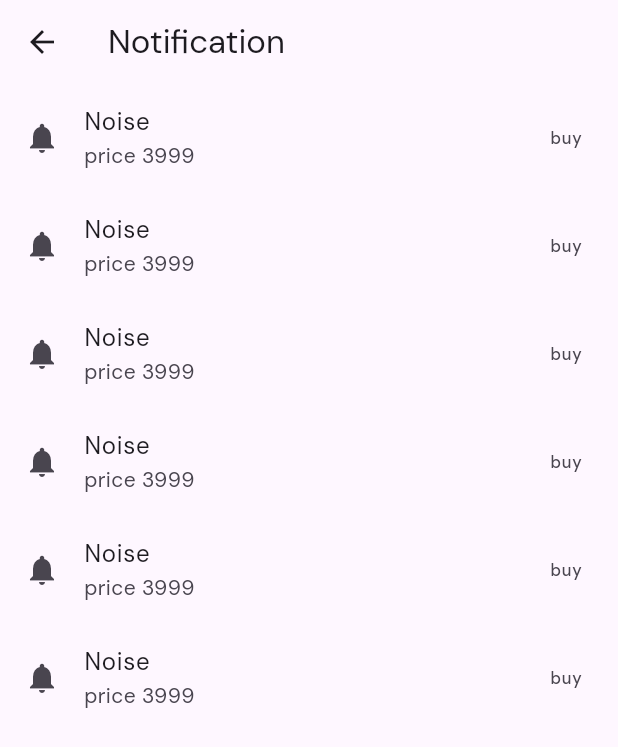
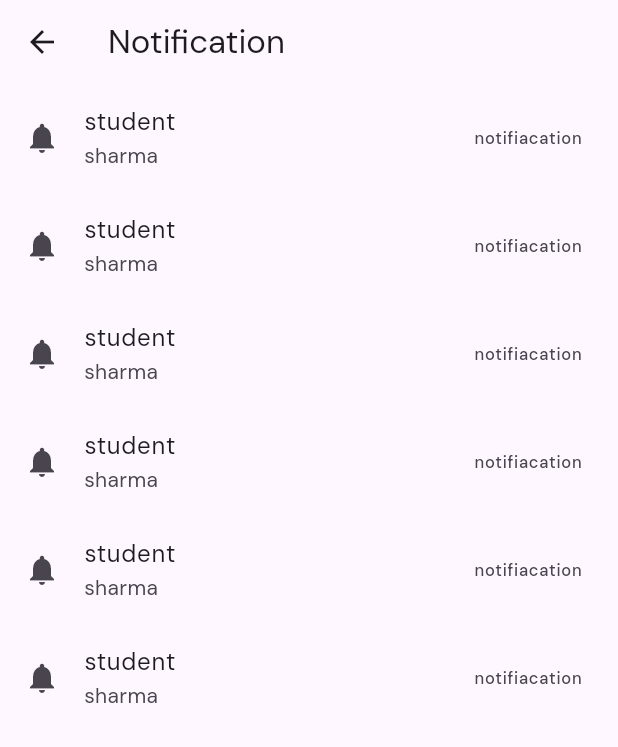
Before and after one commit to apps-bhanusha/egyanschool2023, a Flutter app: the NotificationPage screen opened by its route, on a phone screen of 412 x 824 dp. Shown: the top 747 px of the screen. Run offline on Flutter 3.47's test engine with Material 2 defaults, Android fonts, the phone set to English and light mode, and no system bars; our stand-ins replace cached_network_image, dio, file_picker, flutter_calendar_carousel, flutter_chat_types, flutter_chat_ui and 13 more; missing offline and left inert: custom_floating_action_button, downloads_path_provider_28, floating_action_bubble, scroll_loop_auto_scroll, shrink_sidemenu; accounts and stored records are empty; network calls fail.

Commit message:
done fix bug

```diff
--- a/lib/view/chat/chat.dart
+++ b/lib/view/chat/chat.dart
@@ -88,7 +88,7 @@ late Animation<double> _animation;
             color: Colors.blue,
             child: Chat(
                theme:  const DefaultChatTheme(
-              backgroundColor: Color.fromARGB(255, 231, 227, 255),
+              backgroundColor: Color.fromARGB(255, 252, 251, 255),
           inputBackgroundColor: Colors.blue,
         ),
               messages: _messages,
--- a/lib/view/children/child_total.dart
+++ b/lib/view/children/child_total.dart
@@ -574,7 +574,7 @@ Padding(
         ),
 
       ),
-      drawer: MyDrawer(),
+
     );
 
   }
--- a/lib/view/dashboard/dashboard.dart
+++ b/lib/view/dashboard/dashboard.dart
@@ -195,7 +195,7 @@ class _GridViewallState extends State<GridViewall>
                   ),
                 ),
                 Padding(
-                  padding: const EdgeInsets.only(left: 26).r,
+                  padding: const EdgeInsets.only(left: 45).r,
                   child: Column(
                     children: [
                       Text(
@@ -225,7 +225,7 @@ class _GridViewallState extends State<GridViewall>
               PopupMenuButton<int>(
                 itemBuilder: (context) {
                   return <PopupMenuEntry<int>>[
-                    const PopupMenuItem(child: Text('detial'), value: 0),
+                    const PopupMenuItem(child: Text('logout'), value: 0),
                     const PopupMenuItem(child: Text('about'), value: 1),
                   ];
                 },
--- a/lib/view/notification/notification.dart
+++ b/lib/view/notification/notification.dart
@@ -15,10 +15,10 @@ class NotificationPage extends StatelessWidget {
         children:   [
           for(int i=0;i<=5;i++)
          const ListTile(
-          title:Text("Noise "),
-          subtitle: Text("price 3999"),
+          title:Text("student "),
+          subtitle: Text("sharma"),
           leading: Icon(Icons.notifications),
-          trailing: Text("buy"),
+          trailing: Text("notifiacation"),
          )
         ],
       ),
```
Also changed, not shown: lib/view/dashboard/HomeScreen.dart (+5 -5 lines), lib/view/login/Student_Login.dart (+1 -17 lines).
